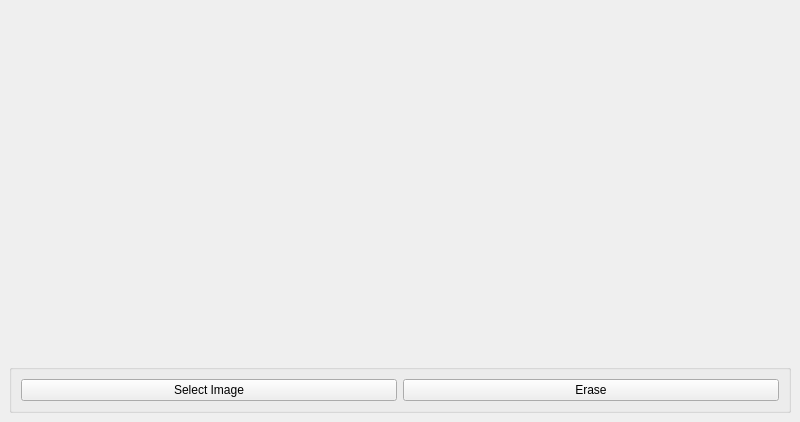
First picture: the form in mainwindow.ui, repository MiguelFerrerF/OpenCVTest, before the edit.
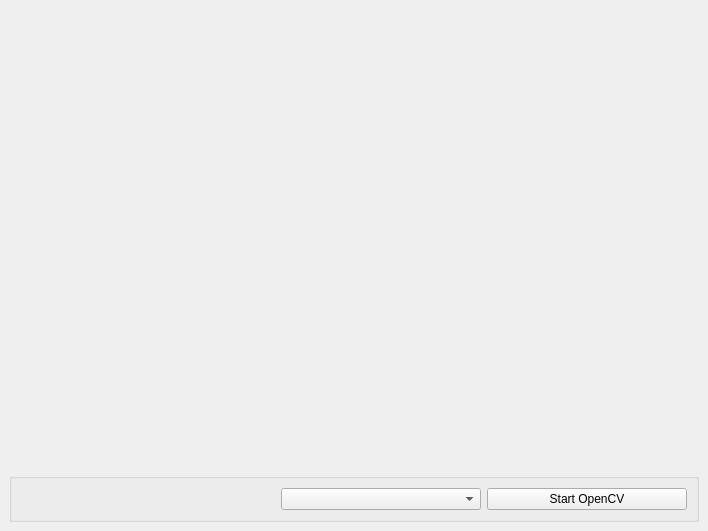
Second picture: the form after the edit.

Commit message:
Integrates camera support with improved video handling
Adds support for camera selection and video capture by introducing a dedicated video capture handler. Updates the UI to accommodate camera controls and refines the video display logic with scaling and resizing capabilities. Removes legacy image-handling functions and transitions to dynamic video rendering for enhanced functionality and user experience.

```diff
--- a/mainwindow.ui
+++ b/mainwindow.ui
@@ -6,8 +6,8 @@
    <rect>
     <x>0</x>
     <y>0</y>
-    <width>800</width>
-    <height>422</height>
+    <width>708</width>
+    <height>531</height>
    </rect>
   </property>
   <property name="windowTitle">
@@ -38,25 +38,41 @@
         <enum>QLayout::SizeConstraint::SetMaximumSize</enum>
        </property>
        <item>
-        <widget class="QPushButton" name="SelectButton">
-         <property name="autoFillBackground">
-          <bool>true</bool>
+        <spacer name="horizontalSpacer">
+         <property name="orientation">
+          <enum>Qt::Orientation::Horizontal</enum>
          </property>
-         <property name="text">
-          <string>Select Image</string>
+         <property name="sizeHint" stdset="0">
+          <size>
+           <width>40</width>
+           <height>20</height>
+          </size>
          </property>
-         <property name="checkable">
-          <bool>false</bool>
+        </spacer>
+       </item>
+       <item>
+        <widget class="QComboBox" name="comboBoxCameras">
+         <property name="minimumSize">
+          <size>
+           <width>200</width>
+           <height>0</height>
+          </size>
          </property>
         </widget>
        </item>
        <item>
-        <widget class="QPushButton" name="EraseButton">
+        <widget class="QPushButton" name="startButton">
+         <property name="minimumSize">
+          <size>
+           <width>200</width>
+           <height>0</height>
+          </size>
+         </property>
          <property name="autoFillBackground">
           <bool>true</bool>
          </property>
          <property name="text">
-          <string>Erase</string>
+          <string>Start OpenCV</string>
          </property>
          <property name="checkable">
           <bool>true</bool>
```
Left out of the diff: 2 changed lines with no effect on the pictures. The commit also changes 8 other files.
